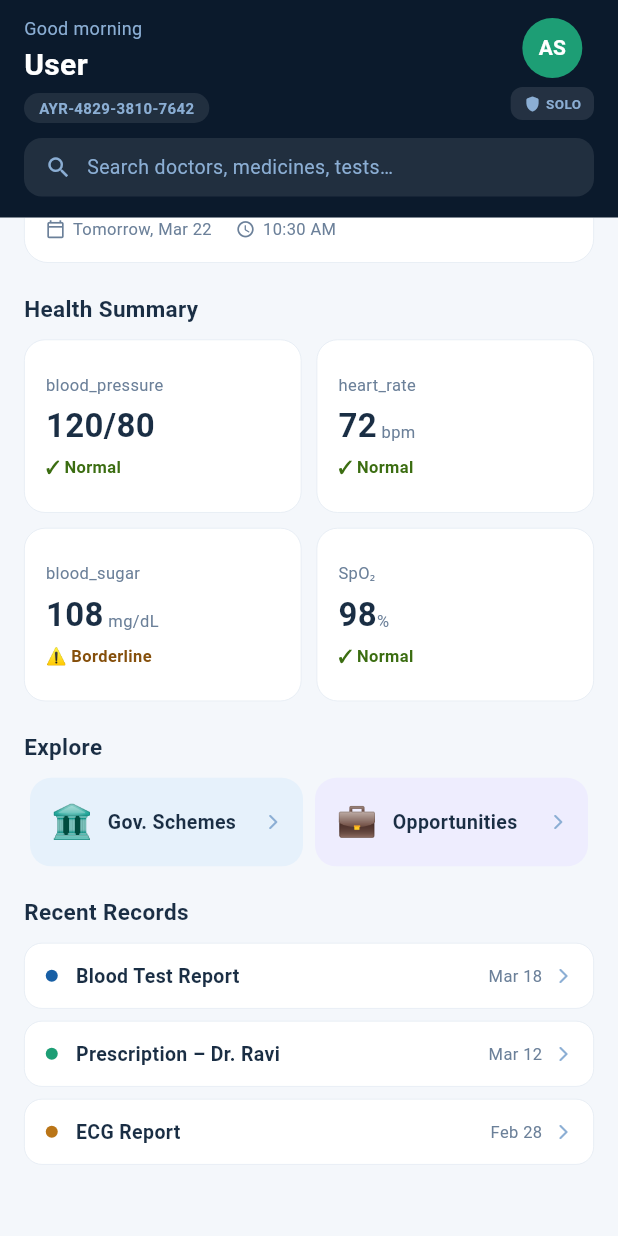
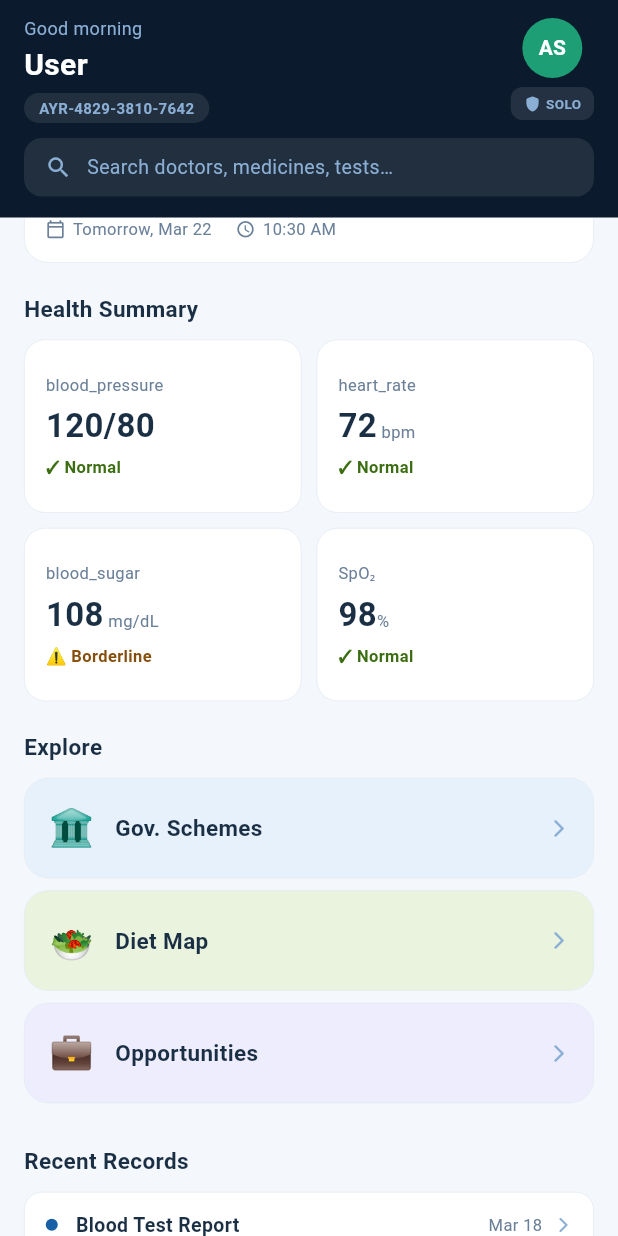
Before and after one commit to Mahidhar1818/Ayurvanta, a Flutter app: the _HomeTab screen opened directly, scrolled down 576 dp, on a phone screen of 412 x 824 dp. Run offline on Flutter 3.47's test engine with Material 3 defaults, Android fonts, the phone set to English and light mode, and no system bars; our stand-ins replace animate_do, flutter_blue_plus, flutter_dotenv, flutter_local_notifications, flutter_tts, geolocator and 8 more; missing offline and left inert: razorpay_flutter; accounts and stored records are empty; network calls fail.

Commit message:
patient_ui4

```diff
--- a/lib/features/home/screens/home_screen.dart
+++ b/lib/features/home/screens/home_screen.dart
@@ -33,7 +33,6 @@ class _HomeScreenState extends State<HomeScreen> {
   @override
   void initState() {
     super.initState();
-    initNotifications(); // initialize notifications at startup
     _loadUser();
   }
 
@@ -886,6 +885,11 @@ class _ExploreRow extends StatelessWidget {
           () => Navigator.push(context,
               MaterialPageRoute(builder: (_) =>
                   const SchemesScreen()))),
+      ('🥗', context.tr('diet_map'),
+          const Color(0xFFEAF3DE),
+          () => Navigator.push(context,
+              MaterialPageRoute(builder: (_) =>
+                  const DietMapScreen()))),
       ('💼', context.tr('opportunities'),
           const Color(0xFFEEEDFE),
           () => Navigator.push(context,
@@ -893,38 +897,38 @@ class _ExploreRow extends StatelessWidget {
                   const OpportunitiesScreen()))),
     ];
 
-    return Row(
+    return Column(
       children: items.map((item) =>
-        Expanded(
-          child: GestureDetector(
+        GestureDetector(
           onTap: item.$4,
           child: Container(
-              margin: const EdgeInsets.symmetric(
-                  horizontal: 4),
-              padding: const EdgeInsets.all(14),
+            margin: const EdgeInsets.only(bottom: 8),
+            padding: const EdgeInsets.all(16),
             decoration: BoxDecoration(
               color: item.$3,
-                borderRadius: BorderRadius.circular(14),
+              borderRadius: BorderRadius.circular(16),
+              border: Border.all(
+                  color: const Color(0xFFE3EAF2),
+                  width: 0.5),
             ),
             child: Row(
               children: [
                 Text(item.$1,
                     style: const TextStyle(
-                          fontSize: 22)),
-                  const SizedBox(width: 10),
+                        fontSize: 24)),
+                const SizedBox(width: 14),
                 Expanded(
                   child: Text(item.$2,
                     style: const TextStyle(
-                        fontSize: 13,
+                      fontSize: 15,
                       fontWeight: FontWeight.w700,
                       color: AppColors.textPrimary,
                     ))),
                 const Icon(
                     Icons.arrow_forward_ios_rounded,
-                      size: 12,
+                    size: 14,
                     color: AppColors.textHint),
               ],
-              ),
             ),
           ),
         ),
```
Also changed, not shown: lib/features/diet/screens/diet_map_screen.dart (+16 -10 lines), 4 other files. Lines whose indentation alone changed are shown as unchanged.
